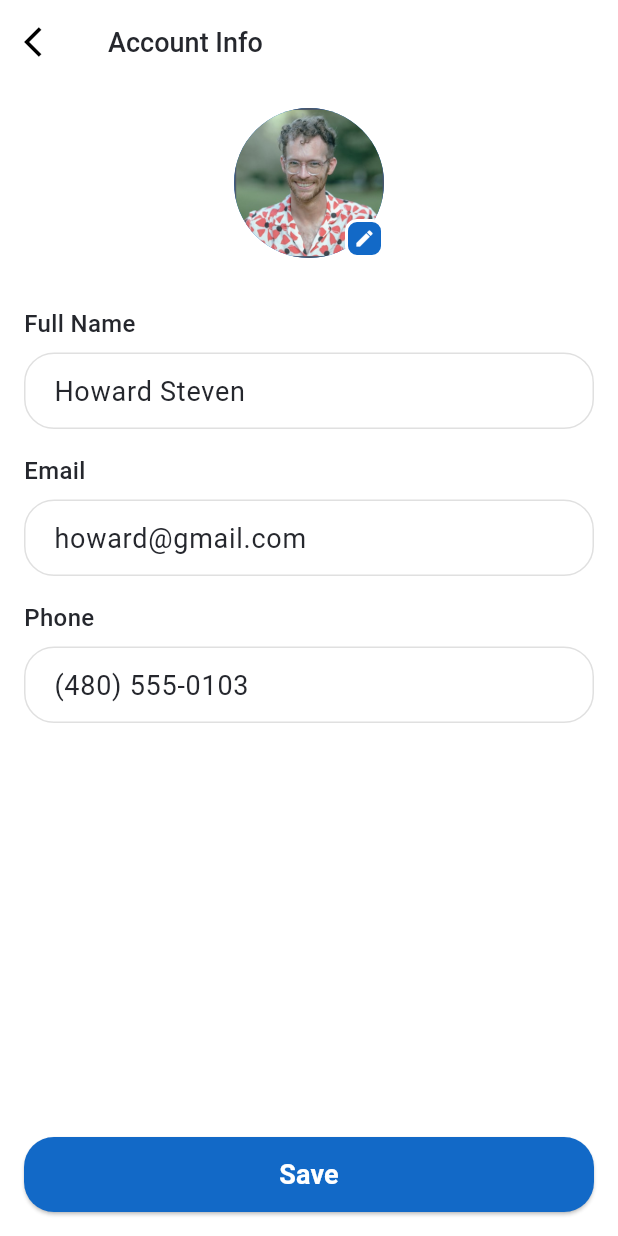
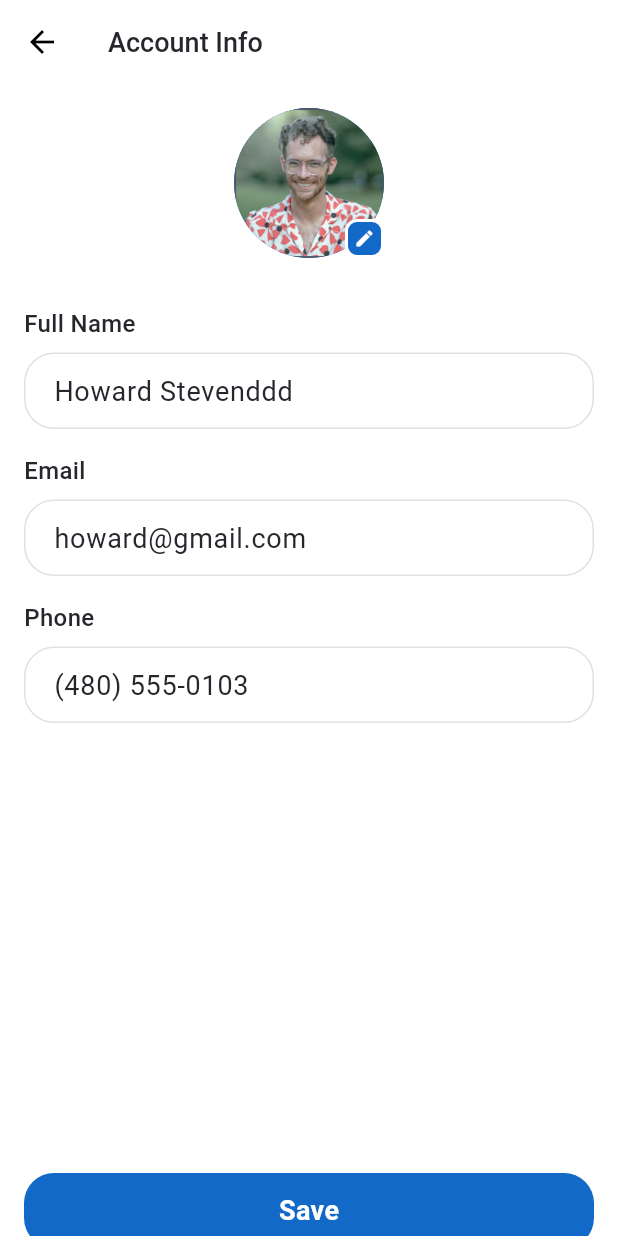
Before and after one commit to FSDTeam-SAA/flutter_ttrueno, a Flutter app: the AccountInfoScreen screen opened directly, after a tap on the "edit" icon, on a phone screen of 412 x 824 dp. Run offline on Flutter 3.47's test engine with Material 3 defaults, Android fonts, the phone set to English and light mode, and no system bars; our stand-ins replace dartz, dio, easy_localization, flutter_rating_bar, flutter_secure_storage, geocoding and 7 more; accounts and stored records are empty; Roboto replaces fonts that are missing (NotoSansKR).

Commit message:
refactor: clean up notification controller and add profile data controller

```diff
--- a/lib/modules/profile/controller/user_profile_data_controller.dart
+++ b/lib/modules/profile/controller/user_profile_data_controller.dart
@@ -1,5 +1,69 @@
-class UserProfileDataController {
+import 'dart:io';
+import 'package:flutter/material.dart';
+import 'package:get/get.dart';
+import 'package:image_picker/image_picker.dart';
+import 'package:ttrueno_fo827e642a0c4/modules/profile/model/user_profile.dart';
 
+class AccountInfoController extends GetxController {
+  // Text fields
+  final fullNameController = TextEditingController();
+  final emailController = TextEditingController();
+  final phoneController = TextEditingController();
 
+  // Profile state
+  var profileImage = Rx<File?>(null);
+  var userProfile = const UserProfile(
+    id: '1',
+    name: 'Howard Stevenddd',
+    email: 'howard@gmail.com',
+    number: '(480) 555-0103',
+    imageUrl: '',
+  ).obs;
 
+  final ImagePicker _picker = ImagePicker();
+
+  @override
+  void onInit() {
+    super.onInit();
+    _loadInitialData();
+  }
+
+  void _loadInitialData() {
+    fullNameController.text = userProfile.value.name;
+    emailController.text = userProfile.value.email;
+    phoneController.text = userProfile.value.number;
+  }
+
+  Future<void> pickImage() async {
+    final picked = await _picker.pickImage(source: ImageSource.gallery);
+    if (picked != null) {
+      profileImage.value = File(picked.path);
+    }
+  }
+
+  void saveProfile() {
+    userProfile.value = userProfile.value.copyWith(
+      name: fullNameController.text.trim(),
+      email: emailController.text.trim(),
+      number: phoneController.text.trim(),
+      imageUrl: profileImage.value?.path ?? userProfile.value.imageUrl,
+    );
+
+    Get.snackbar(
+      'Success',
+      'Profile information saved!',
+      snackPosition: SnackPosition.BOTTOM,
+      backgroundColor: Colors.black87,
+      colorText: Colors.white,
+      duration: const Duration(seconds: 2),
+    );
+  }
+
+  @override
+  void onClose() {
+    fullNameController.dispose();
+    emailController.dispose();
+    phoneController.dispose();
+    super.onClose();
+  }
 }
--- a/lib/modules/profile/model/user_profile.dart
+++ b/lib/modules/profile/model/user_profile.dart
@@ -5,8 +5,7 @@ class UserProfile {
   final String number;
   final String imageUrl;
 
-  UserProfile(
-     {
+  const UserProfile({
     required this.id,
     required this.name,
     required this.email,
@@ -16,11 +15,11 @@ class UserProfile {
 
   factory UserProfile.fromJson(Map<String, dynamic> json) {
     return UserProfile(
-      id: json['id'],
-      name: json['name'],
-      email: json['email'],
-      number: json['number'],
-      imageUrl: json['imageUrl'],
+      id: (json['id'] ?? '').toString(),
+      name: (json['name'] ?? '').toString(),
+      email: (json['email'] ?? '').toString(),
+      number: (json['number'] ?? '').toString(),
+      imageUrl: (json['imageUrl'] ?? '').toString(),
     );
   }
 
@@ -31,4 +30,20 @@ class UserProfile {
         'number': number,
         'imageUrl': imageUrl,
       };
+
+  UserProfile copyWith({
+    String? id,
+    String? name,
+    String? email,
+    String? number,
+    String? imageUrl,
+  }) {
+    return UserProfile(
+      id: id ?? this.id,
+      name: name ?? this.name,
+      email: email ?? this.email,
+      number: number ?? this.number,
+      imageUrl: imageUrl ?? this.imageUrl,
+    );
+  }
 }
--- a/lib/modules/profile/screen/account_info_screen.dart
+++ b/lib/modules/profile/screen/account_info_screen.dart
@@ -1,51 +1,26 @@
+import 'dart:io';
 import 'package:flutter/material.dart';
+import 'package:get/get.dart';
+import 'package:ttrueno_fo827e642a0c4/core/common/widgets/reactive_buttons/save_button.dart';
+import 'package:ttrueno_fo827e642a0c4/core/notifiers/button_status_notifier.dart';
 import 'package:ttrueno_fo827e642a0c4/core/theme/app_colors.dart';
 import 'package:ttrueno_fo827e642a0c4/core/theme/text_style.dart';
 import 'package:ttrueno_fo827e642a0c4/features/profile/widget/text_field.dart';
-import 'package:image_picker/image_picker.dart';
-import 'dart:io';
+import 'package:ttrueno_fo827e642a0c4/modules/profile/controller/user_profile_data_controller.dart';
 
-class AccountInfoScreen extends StatefulWidget {
+class AccountInfoScreen extends StatelessWidget {
   const AccountInfoScreen({super.key});
 
   @override
-  State<AccountInfoScreen> createState() => _AccountInfoScreenState();
-}
+  Widget build(BuildContext context) {
+    final controller = Get.put(AccountInfoController());
+    final ProcessStatusNotifier processNotifier = ProcessStatusNotifier(
+      initialStatus: EnabledStatus(),
+    );
 
-class _AccountInfoScreenState extends State<AccountInfoScreen> {
-  final TextEditingController _fullNameController = TextEditingController(text: 'Howard Steven');
-  final TextEditingController _emailController = TextEditingController(text: 'howard@gmail.com');
-  final TextEditingController _phoneController = TextEditingController(text: '(480) 555-0103');
-
-  File? _profileImage;
-  final ImagePicker _picker = ImagePicker();
-
-  Future<void> _pickImage() async {
-    final pickedFile = await _picker.pickImage(source: ImageSource.gallery);
-    if (pickedFile != null) {
-      setState(() {
-        _profileImage = File(pickedFile.path);
-      });
-    }
-  }
-
-  @override
-  void dispose() {
-    _fullNameController.dispose();
-    _emailController.dispose();
-    _phoneController.dispose();
-    super.dispose();
-  }
-
-  @override
-  Widget build(BuildContext context) {
     return Scaffold(
-      backgroundColor: Colors.white, // Set scaffold background color
+      backgroundColor: Colors.white,
       appBar: AppBar(
-        leading: IconButton(
-          icon: const Icon(Icons.arrow_back_ios, color: Colors.black),
-          onPressed: () => Navigator.pop(context),
-        ),
         title: Text(
           'Account Info',
           style: AppText.lgMedium_18_500.copyWith(
@@ -65,19 +40,33 @@ class _AccountInfoScreenState extends State<AccountInfoScreen> {
             crossAxisAlignment: CrossAxisAlignment.start,
             children: [
               Center(
-                child: Stack(
+                child: Obx(() {
+                  ImageProvider avatar;
+
+                  if (controller.profileImage.value != null) {
+                    avatar = FileImage(controller.profileImage.value!);
+                  } else if (controller.userProfile.value.imageUrl.isNotEmpty) {
+                    final img = controller.userProfile.value.imageUrl;
+                    if (img.startsWith('http')) {
+                      avatar = NetworkImage(img);
+                    } else {
+                      final file = File(img);
+                      avatar = file.existsSync()
+                          ? FileImage(file)
+                          : const AssetImage('assets/images/profilepic.png');
+                    }
+                  } else {
+                    avatar = const AssetImage('assets/images/profilepic.png');
+                  }
+
+                  return Stack(
                     children: [
-                    CircleAvatar(
-                      radius: 50,
-                      backgroundImage: _profileImage != null
-                          ? FileImage(_profileImage!)
-                          : const AssetImage('assets/images/profilepic.png') as ImageProvider,
-                    ),
+                      CircleAvatar(radius: 50, backgroundImage: avatar),
                       Positioned(
                         bottom: 0,
                         right: 0,
                         child: GestureDetector(
-                        onTap: _pickImage,
+                          onTap: controller.pickImage,
                           child: Container(
                             padding: const EdgeInsets.all(4),
                             decoration: BoxDecoration(
@@ -85,7 +74,7 @@ class _AccountInfoScreenState extends State<AccountInfoScreen> {
                               borderRadius: BorderRadius.circular(8),
                               border: Border.all(color: Colors.white, width: 2),
                             ),
-                          child: Icon(
+                            child: const Icon(
                               Icons.edit,
                               color: Colors.white,
                               size: 14,
@@ -94,19 +83,20 @@ class _AccountInfoScreenState extends State<AccountInfoScreen> {
                         ),
                       ),
                     ],
-                ),
+                  );
+                }),
               ),
               const SizedBox(height: 32),
 
               BuildTextField(
-                controller: _fullNameController,
+                controller: controller.fullNameController,
                 labelText: 'Full Name',
                 textColor: AppColors.primaryTextblack,
               ),
               const SizedBox(height: 16),
 
               BuildTextField(
-                controller: _emailController,
+                controller: controller.emailController,
                 labelText: 'Email',
                 textColor: AppColors.primaryTextblack,
                 keyboardType: TextInputType.emailAddress,
@@ -114,41 +104,32 @@ class _AccountInfoScreenState extends State<AccountInfoScreen> {
               const SizedBox(height: 16),
 
               BuildTextField(
-                controller: _phoneController,
+                controller: controller.phoneController,
                 labelText: 'Phone',
                 textColor: AppColors.primaryTextblack,
                 keyboardType: TextInputType.phone,
               ),
-              const SizedBox(height: 100),
-            ],
+              const SizedBox(height: 300),
+              SizedBox(
+                height: 50,
+                width: double.infinity,
+                child: RSaveButton(
+                  key: UniqueKey(),
+                  saveText: "Save",
+                  loadingText: "Saving...",
+                  doneText: "Done",
+                  onSaveTap: () {},
+                  onDone: () {
+                    Navigator.pushAndRemoveUntil(
+                      context,
+                      MaterialPageRoute(builder: (context) => Scaffold()),
+                      (route) => false,
+                    );
+                  },
+                  buttonStatusNotifier: processNotifier,
                 ),
               ),
-      ),
-      bottomNavigationBar: Padding(
-        padding: const EdgeInsets.all(16.0),
-        child: SizedBox(
-          height: 50,
-          width: double.infinity,
-          child: ElevatedButton(
-            onPressed: () {
-              ScaffoldMessenger.of(context).showSnackBar(
-                const SnackBar(content: Text('Profile information saved!')),
-              );
-            },
-            style: ElevatedButton.styleFrom(
-              backgroundColor: AppColors.primarybutton,
-              shape: RoundedRectangleBorder(
-                borderRadius: BorderRadius.circular(20),
-              ),
-            ),
-            child: const Text(
-              'Save',
-              style: TextStyle(
-                color: Colors.white,
-                fontSize: 18,
-                fontWeight: FontWeight.bold,
-              ),
-            ),
+            ],
           ),
         ),
       ),
```
Also changed, not shown: lib/modules/notification/controller/notification_controller.dart (+0 -179 lines), lib/modules/profile/controller/profile_data_controller.dart (added, +12 -0 lines), lib/modules/profile/screen/change_password_screen.dart (+1 -10 lines). Lines whose indentation alone changed are shown as unchanged.
